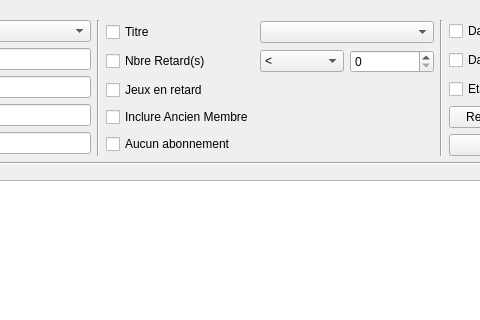
nivhg/ludopen, file f_listemembres.ui: the form before one commit; both pictures show x 256 to 736 and y 0 to 320 of the 1052 by 678 pixel window.
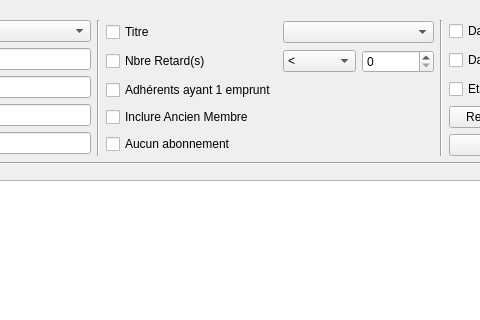
The form after the commit. Icons and pictures are not drawn.

```diff
--- a/f_listemembres.ui
+++ b/f_listemembres.ui
@@ -131,7 +131,7 @@
         <item row="2" column="0">
          <widget class="QCheckBox" name="ChBx_Retard">
           <property name="text">
-           <string>Jeux en retard</string>
+           <string>Adhérents ayant 1 emprunt</string>
           </property>
          </widget>
         </item>
```
